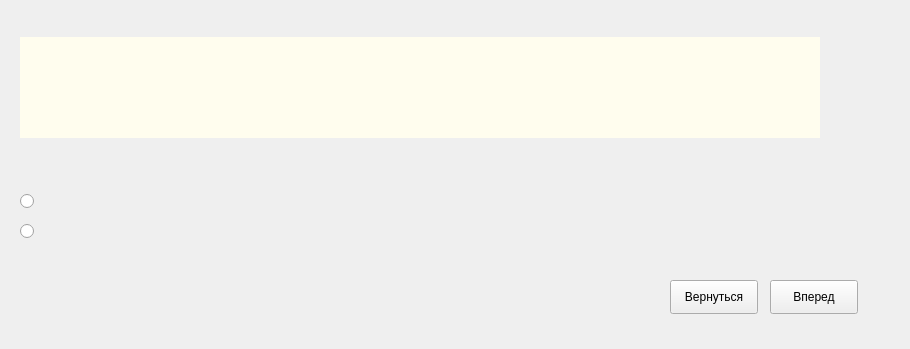
Qt form window_tamplates/writen_response_format.ui (afanasev0035/interface_proforient) before a commit.
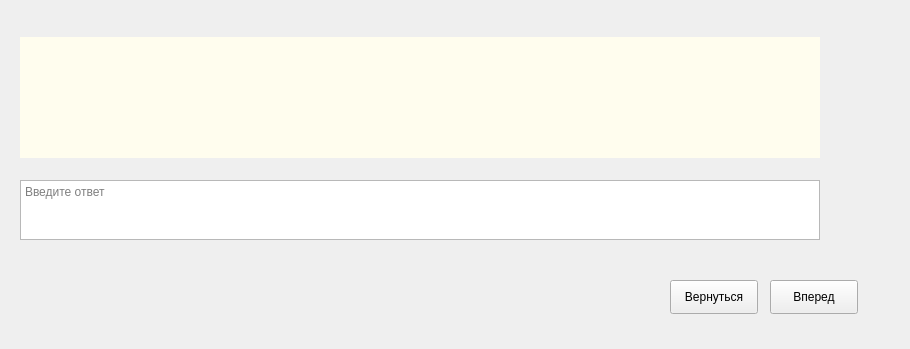
The same form after that commit.

Commit message: Добавил writen_test (черновой вариант) не прописана бд

```diff
--- a/window_tamplates/writen_response_format.ui
+++ b/window_tamplates/writen_response_format.ui
@@ -20,7 +20,7 @@
       <x>20</x>
       <y>37</y>
       <width>800</width>
-      <height>101</height>
+      <height>121</height>
      </rect>
     </property>
     <property name="sizePolicy">
@@ -71,30 +71,17 @@
      <string>Вернуться</string>
     </property>
    </widget>
-   <widget class="QRadioButton" name="radioButton">
+   <widget class="QTextEdit" name="textEdit">
     <property name="geometry">
      <rect>
       <x>20</x>
-      <y>190</y>
-      <width>105</width>
-      <height>22</height>
+      <y>180</y>
+      <width>800</width>
+      <height>60</height>
      </rect>
     </property>
-    <property name="text">
-     <string/>
-    </property>
-   </widget>
-   <widget class="QRadioButton" name="radioButton_2">
-    <property name="geometry">
-     <rect>
-      <x>20</x>
-      <y>220</y>
-      <width>105</width>
-      <height>22</height>
-     </rect>
-    </property>
-    <property name="text">
-     <string/>
+    <property name="placeholderText">
+     <string>Введите ответ</string>
     </property>
    </widget>
   </widget>
```
Left out of the diff: 4 changed lines with no effect on the pictures. The commit also changes 5 other files.
